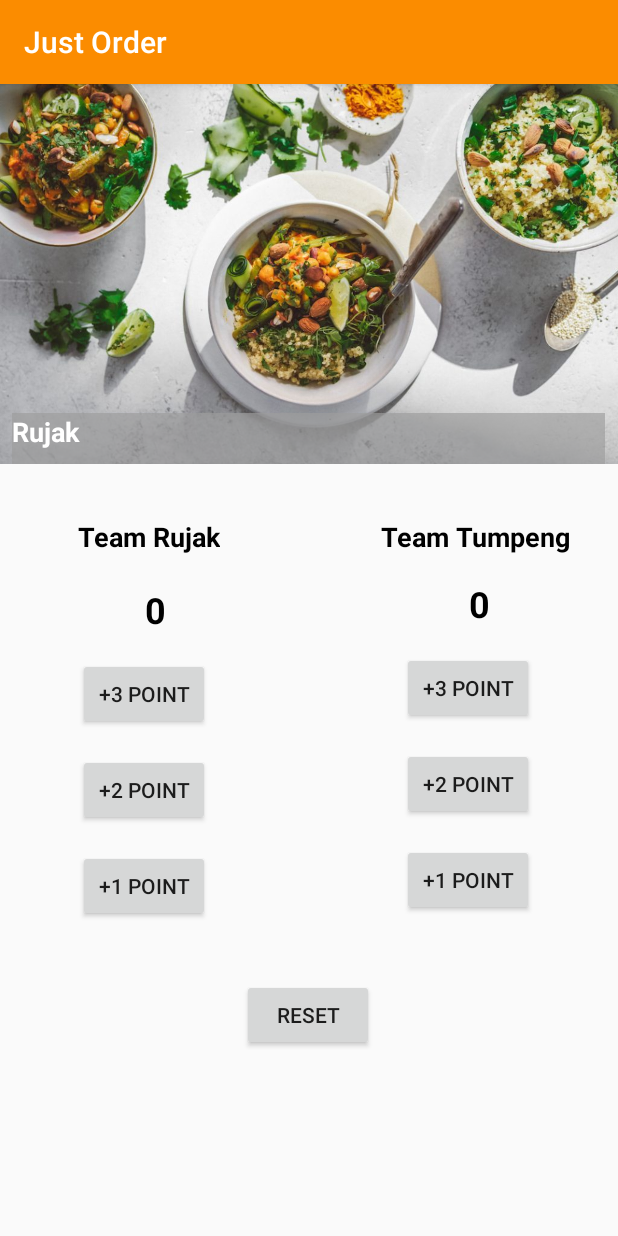
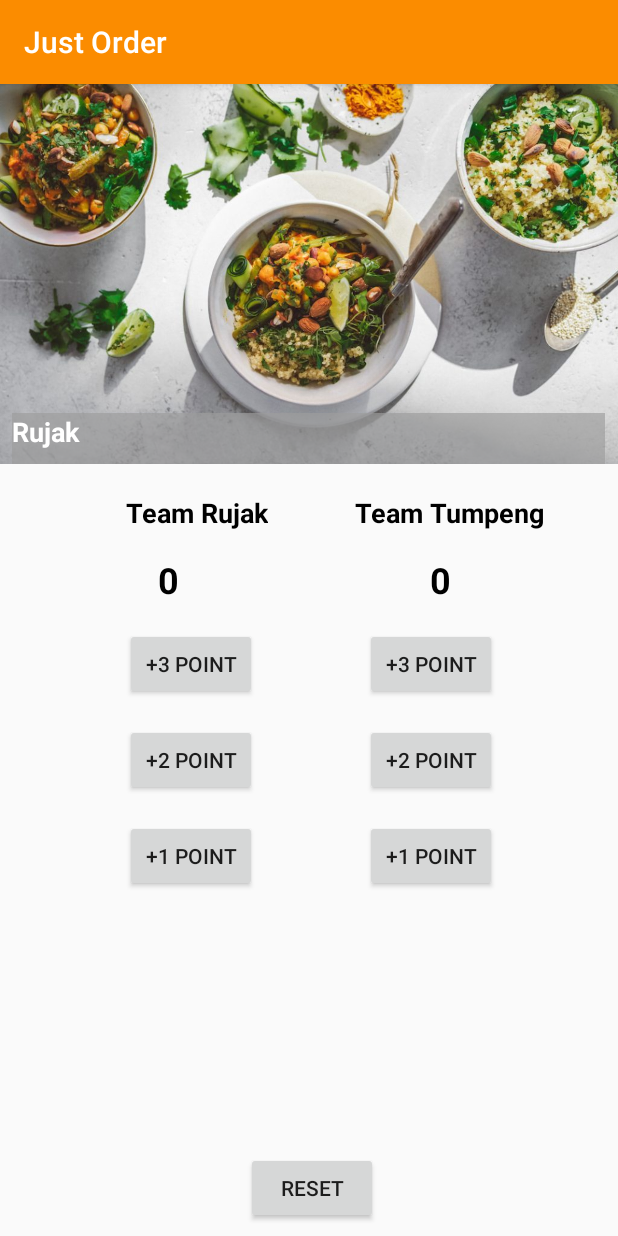
Before and after one commit to agasmoch/Bola-Basket, an Android app: the screen it shows after launch (MainActivity), after a tap on "RESET", on a phone screen of 412 x 824 dp. Run offline under Robolectric (Android 15) with nearby library versions, the phone set to English and light mode, and no system bars.

Commit message:
Commit ke3

```diff
--- a/app/src/main/java/com/agasmf/helloword/MainActivity.java
+++ b/app/src/main/java/com/agasmf/helloword/MainActivity.java
@@ -8,6 +8,8 @@ import android.widget.TextView;
 
 public class MainActivity extends AppCompatActivity {
     private int scorerujaktambah=0;
+    private int scoretumpengtambah=0;
+    private int reset=0;
 
 
     @Override
@@ -22,4 +24,43 @@ public class MainActivity extends AppCompatActivity {
         textViewRujak.setText(String.valueOf(scorerujaktambah));
     }
 
+    public void tambah2pointrujak(View view) {
+        scorerujaktambah = scorerujaktambah +2;
+        TextView textViewRujak = findViewById(R.id.scorerujak);
+        textViewRujak.setText(String.valueOf(scorerujaktambah));
     }
+
+    public void tambah1pointrujak(View view) {
+            scorerujaktambah = scorerujaktambah +1;
+            TextView textViewRujak = findViewById(R.id.scorerujak);
+            textViewRujak.setText(String.valueOf(scorerujaktambah));
+    }
+
+    public void tambah1pointtumpeng(View view) {
+        scoretumpengtambah = scoretumpengtambah+1;
+        TextView textViewTumpeng=findViewById(R.id.scoretumpeng);
+        textViewTumpeng.setText(String.valueOf(scoretumpengtambah));
+    }
+
+    public void tambah2pointtumpeng(View view) {
+        scoretumpengtambah = scoretumpengtambah+2;
+        TextView textViewTumpeng=findViewById(R.id.scoretumpeng);
+        textViewTumpeng.setText(String.valueOf(scoretumpengtambah));
+    }
+
+    public void tambah3pointtumpeng(View view) {
+        scoretumpengtambah = scoretumpengtambah+3;
+        TextView textViewTumpeng=findViewById(R.id.scoretumpeng);
+        textViewTumpeng.setText(String.valueOf(scoretumpengtambah));
+    }
+
+    public void reset(View view) {
+        reset=scorerujaktambah=0;
+        reset=scoretumpengtambah=0;
+        TextView textViewresettumpeng=findViewById(R.id.scoretumpeng);
+        TextView textViewresetrujak=findViewById(R.id.scorerujak);
+        textViewresettumpeng.setText(String.valueOf(reset));
+        textViewresetrujak.setText(String.valueOf(reset));
+
+    }
+}
--- a/app/src/main/res/layout/activity_main.xml
+++ b/app/src/main/res/layout/activity_main.xml
@@ -56,11 +56,15 @@
         android:layout_height="wrap_content"
         android:layout_marginStart="52dp"
         android:layout_marginLeft="52dp"
-        android:layout_marginTop="36dp"
+        android:layout_marginTop="20dp"
+        android:layout_marginEnd="8dp"
+        android:layout_marginRight="8dp"
         android:text="Team Rujak"
         android:textColor="@android:color/black"
         android:textSize="18sp"
         android:textStyle="bold"
+        app:layout_constraintEnd_toStartOf="@+id/guideline3"
+        app:layout_constraintHorizontal_bias="0.574"
         app:layout_constraintStart_toStartOf="parent"
         app:layout_constraintTop_toBottomOf="@+id/textView2"
         tools:ignore="MissingConstraints" />
@@ -69,7 +73,9 @@
         android:id="@+id/textView4"
         android:layout_width="wrap_content"
         android:layout_height="wrap_content"
-        android:layout_marginTop="36dp"
+        android:layout_marginStart="8dp"
+        android:layout_marginLeft="8dp"
+        android:layout_marginTop="20dp"
         android:layout_marginEnd="32dp"
         android:layout_marginRight="32dp"
         android:text="Team Tumpeng"
@@ -77,6 +83,8 @@
         android:textSize="18sp"
         android:textStyle="bold"
         app:layout_constraintEnd_toEndOf="parent"
+        app:layout_constraintHorizontal_bias="0.515"
+        app:layout_constraintStart_toStartOf="@+id/guideline3"
         app:layout_constraintTop_toBottomOf="@+id/textView2"
         tools:ignore="MissingConstraints" />
 
@@ -86,12 +94,16 @@
         android:layout_height="wrap_content"
         android:layout_marginStart="92dp"
         android:layout_marginLeft="92dp"
-        android:layout_marginTop="20dp"
+        android:layout_marginTop="16dp"
+        android:layout_marginEnd="8dp"
+        android:layout_marginRight="8dp"
         android:gravity="center"
         android:text="@string/_0"
         android:textColor="@android:color/black"
         android:textSize="24sp"
         android:textStyle="bold"
+        app:layout_constraintEnd_toStartOf="@+id/guideline3"
+        app:layout_constraintHorizontal_bias="0.103"
         app:layout_constraintStart_toStartOf="parent"
         app:layout_constraintTop_toBottomOf="@+id/textView3"
         tools:ignore="MissingConstraints" />
@@ -100,6 +112,8 @@
         android:id="@+id/scoretumpeng"
         android:layout_width="33dp"
         android:layout_height="wrap_content"
+        android:layout_marginStart="8dp"
+        android:layout_marginLeft="8dp"
         android:layout_marginTop="16dp"
         android:layout_marginEnd="76dp"
         android:layout_marginRight="76dp"
@@ -109,6 +123,8 @@
         android:textSize="24sp"
         android:textStyle="bold"
         app:layout_constraintEnd_toEndOf="parent"
+        app:layout_constraintHorizontal_bias="0.69"
+        app:layout_constraintStart_toStartOf="@+id/guideline3"
         app:layout_constraintTop_toBottomOf="@+id/textView4"
         tools:ignore="MissingConstraints" />
 
@@ -119,8 +135,11 @@
         android:layout_marginStart="52dp"
         android:layout_marginLeft="52dp"
         android:layout_marginTop="16dp"
+        android:layout_marginEnd="8dp"
+        android:layout_marginRight="8dp"
         android:onClick="tambah3PointRujak"
         android:text="+3 Point"
+        app:layout_constraintEnd_toStartOf="@+id/guideline3"
         app:layout_constraintStart_toStartOf="parent"
         app:layout_constraintTop_toBottomOf="@+id/scorerujak" />
 
@@ -131,8 +150,11 @@
         android:layout_marginStart="52dp"
         android:layout_marginLeft="52dp"
         android:layout_marginTop="16dp"
+        android:layout_marginEnd="8dp"
+        android:layout_marginRight="8dp"
         android:onClick="tambah2pointrujak"
         android:text="+2 Point"
+        app:layout_constraintEnd_toStartOf="@+id/guideline3"
         app:layout_constraintStart_toStartOf="parent"
         app:layout_constraintTop_toBottomOf="@+id/button3rujak" />
 
@@ -140,42 +162,48 @@
         android:id="@+id/button3tumpeng"
         android:layout_width="wrap_content"
         android:layout_height="wrap_content"
+        android:layout_marginStart="8dp"
+        android:layout_marginLeft="8dp"
         android:layout_marginTop="16dp"
         android:layout_marginEnd="56dp"
         android:layout_marginRight="56dp"
+        android:onClick="tambah3pointtumpeng"
         android:text="+3 Point"
         app:layout_constraintEnd_toEndOf="parent"
+        app:layout_constraintStart_toStartOf="@+id/guideline3"
         app:layout_constraintTop_toBottomOf="@+id/scoretumpeng" />
 
     <Button
         android:id="@+id/button2tumpeng"
         android:layout_width="wrap_content"
         android:layout_height="wrap_content"
+        android:layout_marginStart="8dp"
+        android:layout_marginLeft="8dp"
         android:layout_marginTop="16dp"
         android:layout_marginEnd="56dp"
         android:layout_marginRight="56dp"
+        android:onClick="tambah2pointtumpeng"
         android:text="+2 Point"
         app:layout_constraintEnd_toEndOf="parent"
+        app:layout_constraintStart_toStartOf="@+id/guideline3"
         app:layout_constraintTop_toBottomOf="@+id/button3tumpeng" />
 
     <Button
+
         android:id="@+id/reset"
         android:layout_width="wrap_content"
         android:layout_height="wrap_content"
         android:layout_marginStart="8dp"
         android:layout_marginLeft="8dp"
-        android:layout_marginTop="8dp"
         android:layout_marginEnd="8dp"
         android:layout_marginRight="8dp"
         android:layout_marginBottom="8dp"
+        android:onClick="reset"
         android:text="Reset"
-        android:onClick="reset"
         app:layout_constraintBottom_toBottomOf="parent"
-        app:layout_constraintEnd_toEndOf="parent"
+        app:layout_constraintEnd_toStartOf="@+id/button1tumpeng"
         app:layout_constraintHorizontal_bias="0.498"
-        app:layout_constraintStart_toStartOf="parent"
-        app:layout_constraintTop_toBottomOf="@+id/textView2"
-        app:layout_constraintVertical_bias="0.744"
+        app:layout_constraintStart_toEndOf="@+id/button1rujak"
         tools:ignore="MissingConstraints" />
 
     <Button
@@ -185,7 +213,11 @@
         android:layout_marginStart="52dp"
         android:layout_marginLeft="52dp"
         android:layout_marginTop="16dp"
+        android:layout_marginEnd="8dp"
+        android:layout_marginRight="8dp"
+        android:onClick="tambah1pointrujak"
         android:text="+1 Point"
+        app:layout_constraintEnd_toStartOf="@+id/guideline3"
         app:layout_constraintStart_toStartOf="parent"
         app:layout_constraintTop_toBottomOf="@+id/button2rujak" />
 
@@ -193,11 +225,15 @@
         android:id="@+id/button1tumpeng"
         android:layout_width="wrap_content"
         android:layout_height="wrap_content"
+        android:layout_marginStart="8dp"
+        android:layout_marginLeft="8dp"
         android:layout_marginTop="16dp"
         android:layout_marginEnd="56dp"
         android:layout_marginRight="56dp"
+        android:onClick="tambah1pointtumpeng"
         android:text="+1 Point"
         app:layout_constraintEnd_toEndOf="parent"
+        app:layout_constraintStart_toStartOf="@+id/guideline3"
         app:layout_constraintTop_toBottomOf="@+id/button2tumpeng" />
 
 </androidx.constraintlayout.widget.ConstraintLayout>
```
